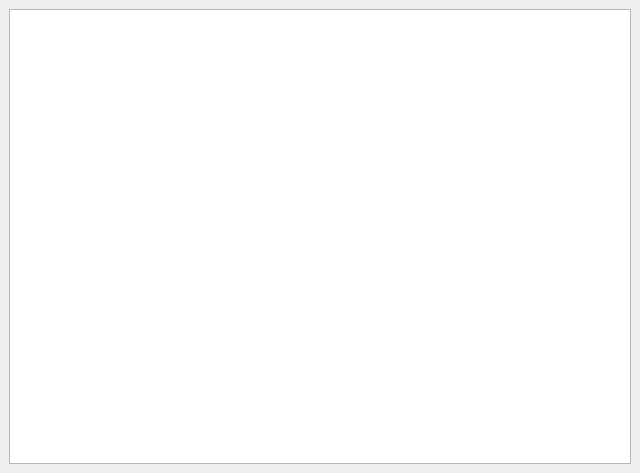
Above: ui/balance.ui from FIIckSesh/MRP before the change. Below: the same form after it.
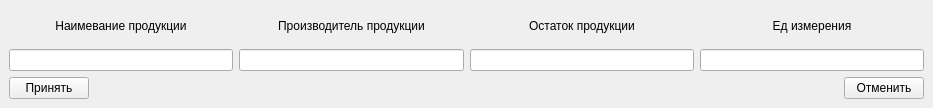
That is the form after the change.

The edit to the form file:
```diff
--- a/ui/balance.ui
+++ b/ui/balance.ui
@@ -6,17 +6,117 @@
    <rect>
     <x>0</x>
     <y>0</y>
-    <width>640</width>
-    <height>473</height>
+    <width>933</width>
+    <height>108</height>
    </rect>
   </property>
   <property name="windowTitle">
    <string>Остаток на складе</string>
   </property>
   <widget class="QWidget" name="centralwidget">
-   <layout class="QHBoxLayout" name="horizontalLayout">
+   <layout class="QVBoxLayout" name="verticalLayout_5">
     <item>
-     <widget class="QTableView" name="amountTable"/>
+     <layout class="QHBoxLayout" name="horizontalLayout_2">
+      <item>
+       <layout class="QVBoxLayout" name="verticalLayout">
+        <item>
+         <widget class="QLabel" name="lName">
+          <property name="text">
+           <string>Наимевание продукции</string>
+          </property>
+          <property name="alignment">
+           <set>Qt::AlignCenter</set>
+          </property>
+         </widget>
+        </item>
+        <item>
+         <widget class="QLineEdit" name="name"/>
+        </item>
+       </layout>
+      </item>
+      <item>
+       <layout class="QVBoxLayout" name="verticalLayout_2">
+        <item>
+         <widget class="QLabel" name="lProducer">
+          <property name="text">
+           <string>Производитель продукции</string>
+          </property>
+          <property name="alignment">
+           <set>Qt::AlignCenter</set>
+          </property>
+         </widget>
+        </item>
+        <item>
+         <widget class="QLineEdit" name="producer"/>
+        </item>
+       </layout>
+      </item>
+      <item>
+       <layout class="QVBoxLayout" name="verticalLayout_3">
+        <item>
+         <widget class="QLabel" name="lAmount">
+          <property name="text">
+           <string>Остаток продукции</string>
+          </property>
+          <property name="alignment">
+           <set>Qt::AlignCenter</set>
+          </property>
+         </widget>
+        </item>
+        <item>
+         <widget class="QLineEdit" name="amount"/>
+        </item>
+       </layout>
+      </item>
+      <item>
+       <layout class="QVBoxLayout" name="verticalLayout_4">
+        <item>
+         <widget class="QLabel" name="lMeasurment">
+          <property name="text">
+           <string>Ед измерения</string>
+          </property>
+          <property name="alignment">
+           <set>Qt::AlignCenter</set>
+          </property>
+         </widget>
+        </item>
+        <item>
+         <widget class="QLineEdit" name="measurment"/>
+        </item>
+       </layout>
+      </item>
+     </layout>
+    </item>
+    <item>
+     <layout class="QHBoxLayout" name="horizontalLayout">
+      <item>
+       <widget class="QPushButton" name="acceptButton">
+        <property name="text">
+         <string>Принять</string>
+        </property>
+       </widget>
+      </item>
+      <item>
+       <spacer name="horizontalSpacer">
+        <property name="orientation">
+         <enum>Qt::Horizontal</enum>
+        </property>
+        <property name="sizeHint" stdset="0">
+         <size>
+          <width>40</width>
+          <height>20</height>
+         </size>
+        </property>
+       </spacer>
+      </item>
+      <item>
+       <widget class="QPushButton" name="cancelButton">
+        <property name="text">
+         <string>Отменить</string>
+        </property>
+       </widget>
+      </item>
+     </layout>
     </item>
    </layout>
   </widget>
```
Left out of the diff: 2 changed lines with no effect on the pictures.
